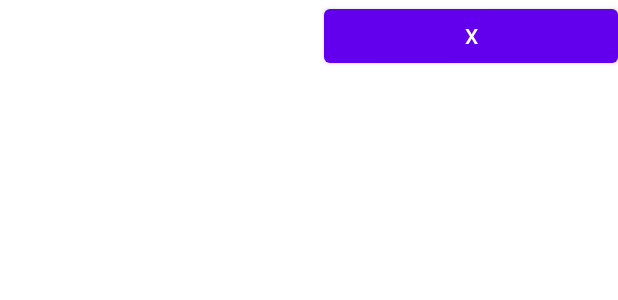
After one commit to InuCapStone2020/ProjectSpark, an Android app: the layout local_item.xml on its own in the app's theme, with its tools: preview values and no code run, on a phone screen of 412 x 824 dp. The commit adds this screen. Shown: the top 300 px of the screen. Run offline under Robolectric (Android 15) with nearby library versions, the phone set to English and light mode, and no system bars.

Commit message:
03/01 updated

```diff
--- a/Application/app/src/main/java/inu/project/spark/mAdapter.kt
+++ b/Application/app/src/main/java/inu/project/spark/alarmAdapter.kt
@@ -9,13 +9,13 @@ import androidx.recyclerview.widget.RecyclerView
 import org.json.JSONException
 import org.json.JSONObject
 
-class mAdapter(list:MutableList<String>) : RecyclerView.Adapter<mAdapter.MyViewHolder>() {
+class alarmAdapter(list:MutableList<String>) : RecyclerView.Adapter<alarmAdapter.MyViewHolder>() {
     private var jsonList:MutableList<String> = list
     private val alarmweek = "week"
     private val alarmstarttime = "start"
     private val alarmendtime = "end"
 
-    override fun onCreateViewHolder(parent: ViewGroup, viewType: Int): mAdapter.MyViewHolder {
+    override fun onCreateViewHolder(parent: ViewGroup, viewType: Int): alarmAdapter.MyViewHolder {
         val inflater = LayoutInflater.from(parent.context)
         val view = inflater.inflate(R.layout.alarm_item, parent, false)
         return MyViewHolder(view)
--- a/Application/app/src/main/res/layout/local_fragment.xml
+++ b/Application/app/src/main/res/layout/local_fragment.xml
@@ -23,6 +23,7 @@
             android:textSize="20sp" />
 
         <androidx.recyclerview.widget.RecyclerView
+            android:id="@+id/local_recycle"
             android:layout_width="match_parent"
             android:layout_height="wrap_content" />
 
--- /dev/null
+++ b/Application/app/src/main/res/layout/local_item.xml
@@ -0,0 +1,24 @@
+<?xml version="1.0" encoding="utf-8"?>
+<LinearLayout xmlns:android="http://schemas.android.com/apk/res/android"
+    android:layout_width="match_parent"
+    android:layout_height="wrap_content">
+
+    <TextView
+        android:id="@+id/local_text1"
+        android:layout_width="wrap_content"
+        android:layout_height="wrap_content"
+        android:layout_weight="1" />
+
+    <TextView
+        android:id="@+id/local_text2"
+        android:layout_width="wrap_content"
+        android:layout_height="wrap_content"
+        android:layout_weight="1" />
+
+    <Button
+        android:id="@+id/local_delete_button"
+        android:layout_width="wrap_content"
+        android:layout_height="wrap_content"
+        android:layout_weight="1"
+        android:text="x" />
+</LinearLayout>
```
Also changed, not shown: Application/app/src/main/java/inu/project/spark/alarmFragment.kt (+1 -9 lines), Application/app/src/main/java/inu/project/spark/localAdapter.kt (added, +62 -0 lines), Application/app/src/main/java/inu/project/spark/localFragment.kt (+24 -2 lines), Application/app/src/main/java/inu/project/spark/mSharedPreferences.kt (+32 -6 lines).
